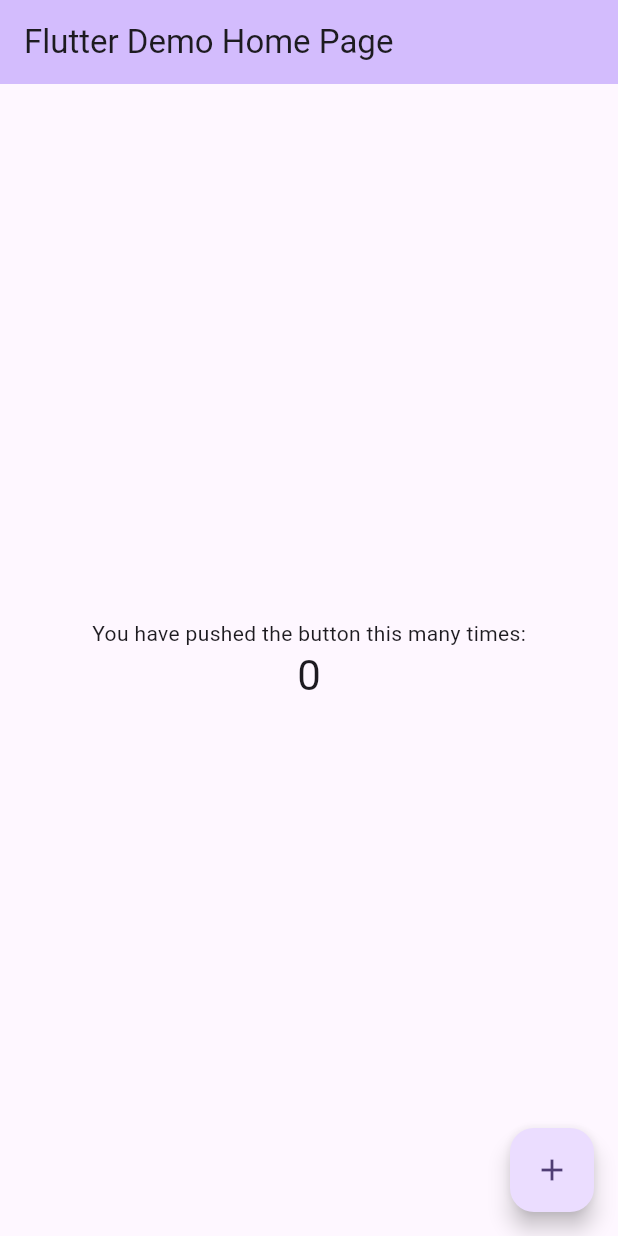
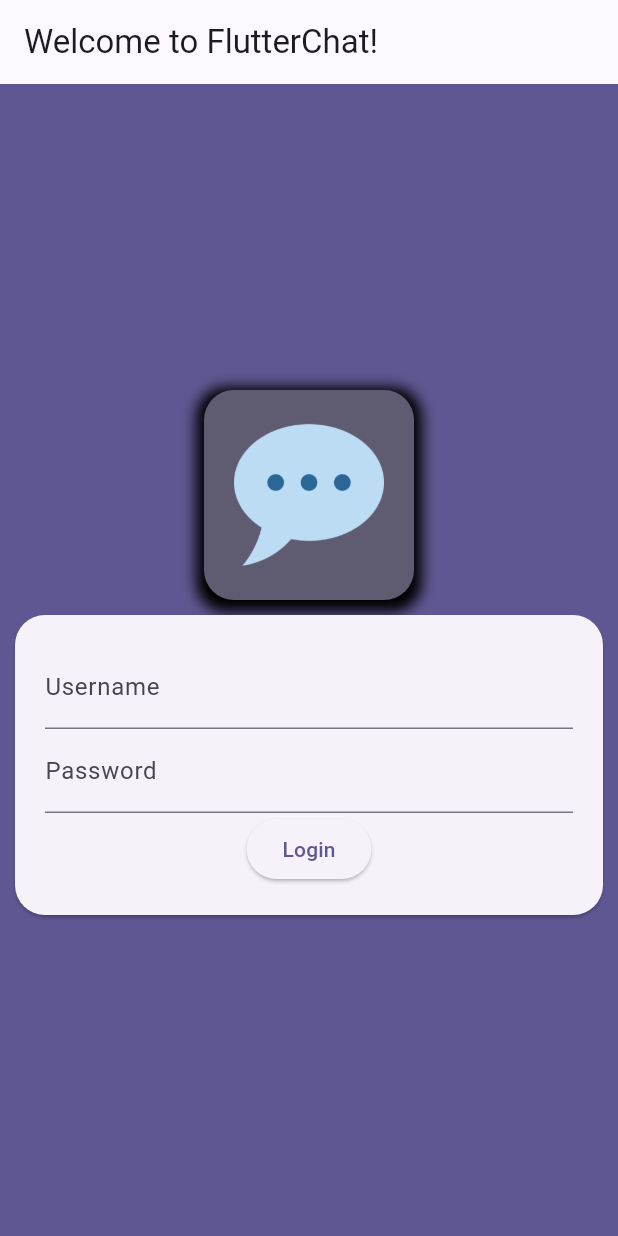
Before and after one commit to SomeshKumarN/flutter_projects, a Flutter app: the screen it shows after launch, on a phone screen of 412 x 824 dp. Run offline on Flutter 3.47's test engine with Material 3 defaults, Android fonts, the phone set to English and light mode, and no system bars; our stand-ins replace flutter_riverpod, google_fonts, google_maps_flutter, image_picker, location, riverpod and 2 more; missing offline and left inert: dart_casing; accounts and stored records are empty.

Commit message:
chat_app - added login screen

```diff
--- a/chat_app/lib/main.dart
+++ b/chat_app/lib/main.dart
@@ -1,122 +1,23 @@
+import 'package:chat_app/screens/login.dart';
 import 'package:flutter/material.dart';
 
 void main() {
-  runApp(const MyApp());
+  runApp(const App());
 }
 
-class MyApp extends StatelessWidget {
-  const MyApp({super.key});
+class App extends StatelessWidget {
+  const App({super.key});
 
-  // This widget is the root of your application.
   @override
   Widget build(BuildContext context) {
     return MaterialApp(
-      title: 'Flutter Demo',
-      theme: ThemeData(
-        // This is the theme of your application.
-        //
-        // TRY THIS: Try running your application with "flutter run". You'll see
-        // the application has a purple toolbar. Then, without quitting the app,
-        // try changing the seedColor in the colorScheme below to Colors.green
-        // and then invoke "hot reload" (save your changes or press the "hot
-        // reload" button in a Flutter-supported IDE, or press "r" if you used
-        // the command line to start the app).
-        //
-        // Notice that the counter didn't reset back to zero; the application
-        // state is not lost during the reload. To reset the state, use hot
-        // restart instead.
-        //
-        // This works for code too, not just values: Most code changes can be
-        // tested with just a hot reload.
-        colorScheme: ColorScheme.fromSeed(seedColor: Colors.deepPurple),
+      title: 'FlutterChat',
+      theme: ThemeData.light(useMaterial3: true).copyWith(
+        colorScheme: ColorScheme.fromSeed(
+          seedColor: const Color.fromARGB(255, 50, 3, 167),
+        ),
       ),
-      home: const MyHomePage(title: 'Flutter Demo Home Page'),
+      home: LoginScreen(),
     );
   }
 }
-
-class MyHomePage extends StatefulWidget {
-  const MyHomePage({super.key, required this.title});
-
-  // This widget is the home page of your application. It is stateful, meaning
-  // that it has a State object (defined below) that contains fields that affect
-  // how it looks.
-
-  // This class is the configuration for the state. It holds the values (in this
-  // case the title) provided by the parent (in this case the App widget) and
-  // used by the build method of the State. Fields in a Widget subclass are
-  // always marked "final".
-
-  final String title;
-
-  @override
-  State<MyHomePage> createState() => _MyHomePageState();
-}
-
-class _MyHomePageState extends State<MyHomePage> {
-  int _counter = 0;
-
-  void _incrementCounter() {
-    setState(() {
-      // This call to setState tells the Flutter framework that something has
-      // changed in this State, which causes it to rerun the build method below
-      // so that the display can reflect the updated values. If we changed
-      // _counter without calling setState(), then the build method would not be
-      // called again, and so nothing would appear to happen.
-      _counter++;
-    });
-  }
-
-  @override
-  Widget build(BuildContext context) {
-    // This method is rerun every time setState is called, for instance as done
-    // by the _incrementCounter method above.
-    //
-    // The Flutter framework has been optimized to make rerunning build methods
-    // fast, so that you can just rebuild anything that needs updating rather
-    // than having to individually change instances of widgets.
-    return Scaffold(
-      appBar: AppBar(
-        // TRY THIS: Try changing the color here to a specific color (to
-        // Colors.amber, perhaps?) and trigger a hot reload to see the AppBar
-        // change color while the other colors stay the same.
-        backgroundColor: Theme.of(context).colorScheme.inversePrimary,
-        // Here we take the value from the MyHomePage object that was created by
-        // the App.build method, and use it to set our appbar title.
-        title: Text(widget.title),
-      ),
-      body: Center(
-        // Center is a layout widget. It takes a single child and positions it
-        // in the middle of the parent.
-        child: Column(
-          // Column is also a layout widget. It takes a list of children and
-          // arranges them vertically. By default, it sizes itself to fit its
-          // children horizontally, and tries to be as tall as its parent.
-          //
-          // Column has various properties to control how it sizes itself and
-          // how it positions its children. Here we use mainAxisAlignment to
-          // center the children vertically; the main axis here is the vertical
-          // axis because Columns are vertical (the cross axis would be
-          // horizontal).
-          //
-          // TRY THIS: Invoke "debug painting" (choose the "Toggle Debug Paint"
-          // action in the IDE, or press "p" in the console), to see the
-          // wireframe for each widget.
-          mainAxisAlignment: MainAxisAlignment.center,
-          children: <Widget>[
-            const Text('You have pushed the button this many times:'),
-            Text(
-              '$_counter',
-              style: Theme.of(context).textTheme.headlineMedium,
-            ),
-          ],
-        ),
-      ),
-      floatingActionButton: FloatingActionButton(
-        onPressed: _incrementCounter,
-        tooltip: 'Increment',
-        child: const Icon(Icons.add),
-      ), // This trailing comma makes auto-formatting nicer for build methods.
-    );
-  }
-}
--- /dev/null
+++ b/chat_app/lib/screens/login.dart
@@ -0,0 +1,85 @@
+import 'package:flutter/material.dart';
+
+class LoginScreen extends StatefulWidget {
+  const LoginScreen({super.key});
+
+  @override
+  State<LoginScreen> createState() => _LoginScreenState();
+}
+
+class _LoginScreenState extends State<LoginScreen> {
+  @override
+  Widget build(BuildContext context) {
+    return Scaffold(
+      backgroundColor: Theme.of(context).colorScheme.primary,
+      appBar: AppBar(title: const Text('Welcome to FlutterChat!')),
+      body: Center(
+        child: SingleChildScrollView(
+          child: Column(
+            mainAxisAlignment: MainAxisAlignment.center,
+            children: [
+              Container(
+                padding: const EdgeInsets.all(20),
+                decoration: BoxDecoration(
+                  borderRadius: BorderRadius.circular(20),
+                  color: Theme.of(context).colorScheme.secondary,
+                  boxShadow: [
+                    BoxShadow(
+                      color: Theme.of(context).colorScheme.shadow,
+                      spreadRadius: 5,
+                      blurRadius: 7,
+                      offset: const Offset(0, 3), // changes position of shadow
+                    ),
+                  ],
+                ),
+                child: Image.asset(
+                  'assets/images/chat.png',
+                  width: 100,
+                  height: 100,
+                ),
+              ),
+              Card(
+                margin: const EdgeInsets.all(10),
+                shape: RoundedRectangleBorder(
+                  borderRadius: BorderRadius.circular(20),
+                ),
+                child: SingleChildScrollView(
+                  child: Padding(
+                    padding: const EdgeInsets.all(20),
+                    child: Form(
+                      child: Column(
+                        mainAxisSize: MainAxisSize.max,
+                        children: [
+                          TextFormField(
+                            decoration: const InputDecoration(
+                              labelText: 'Username',
+                            ),
+                            keyboardType: TextInputType.emailAddress,
+                            autocorrect: false,
+                            textCapitalization: TextCapitalization.none,
+                          ),
+                          TextFormField(
+                            decoration: const InputDecoration(
+                              labelText: 'Password',
+                            ),
+                            obscureText: true,
+                          ),
+                          ElevatedButton(
+                            onPressed: () {
+                              // Handle login logic here
+                            },
+                            child: const Text('Login'),
+                          ),
+                        ],
+                      ),
+                    ),
+                  ),
+                ),
+              ),
+            ],
+          ),
+        ),
+      ),
+    );
+  }
+}
```
Also changed, not shown: chat_app/pubspec.yaml (+3 -67 lines), chat_app/assets/images/chat.png (added).
